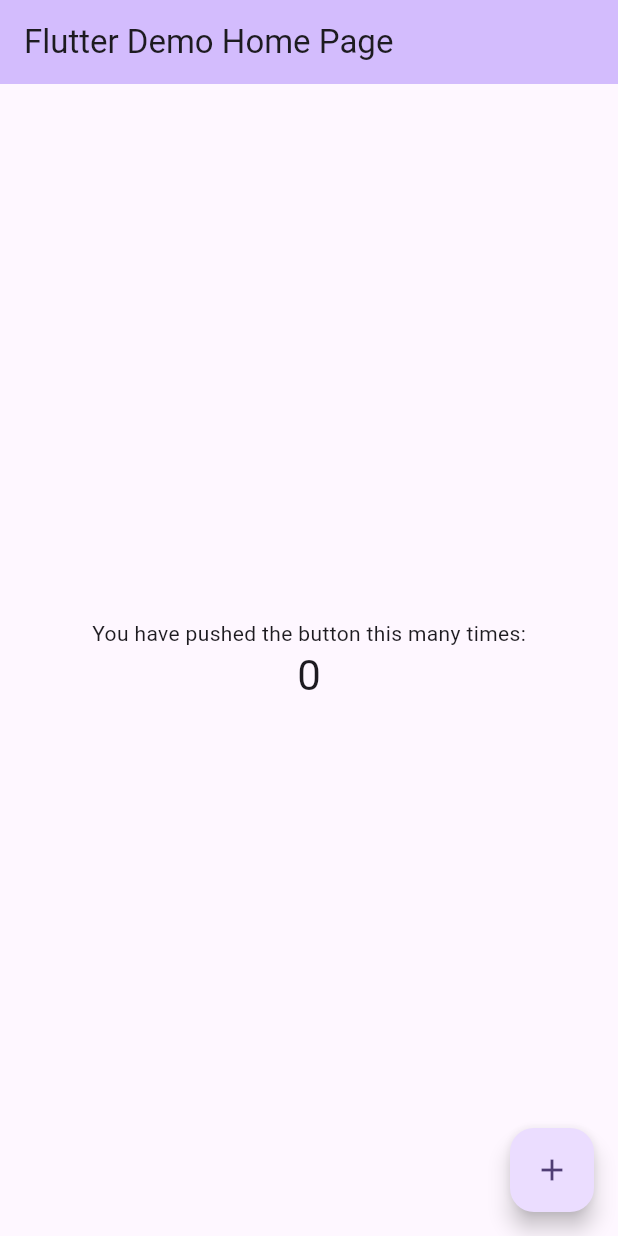
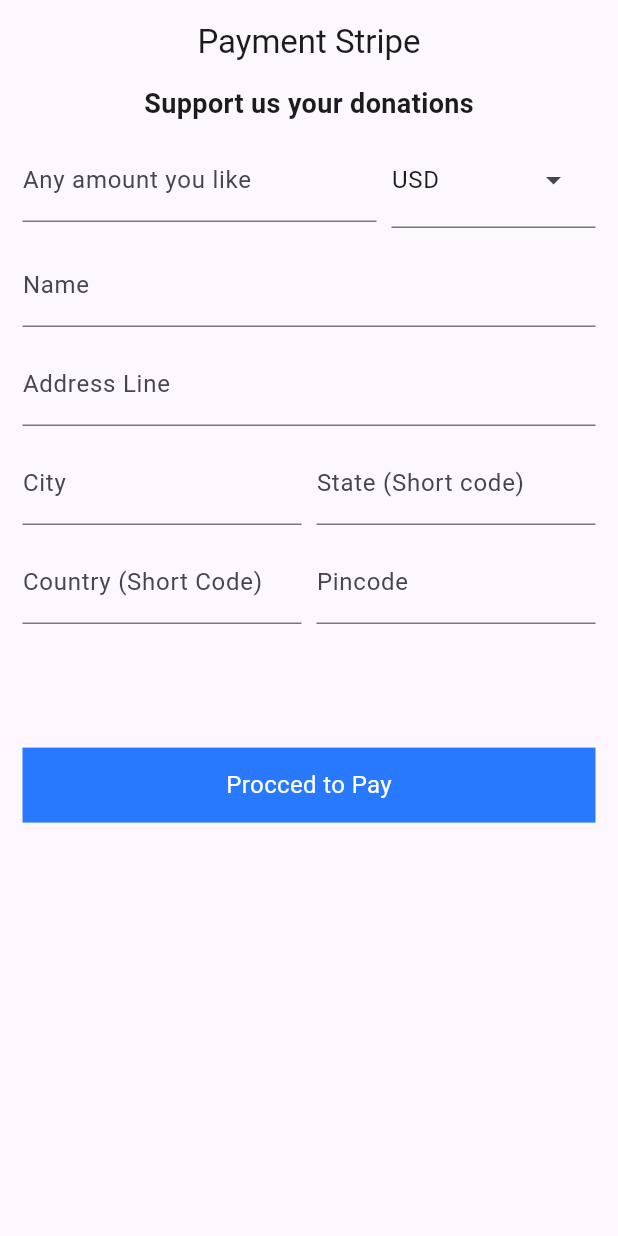
Before and after one commit to pardeepkum/flutter_stripe, a Flutter app: the screen it shows after launch, on a phone screen of 412 x 824 dp. Run offline on Flutter 3.47's test engine with Material 3 defaults, Android fonts, the phone set to English and light mode, and no system bars; our stand-ins replace flutter_dotenv, get; missing offline and left inert: flutter_stripe.

Commit message:
"payment testing api "

```diff
--- /dev/null
+++ b/lib/comman_Textfield.dart
@@ -0,0 +1,36 @@
+import 'package:flutter/material.dart';
+
+class CommonTextfield extends StatefulWidget {
+  final String title, hint;
+  final bool? isNumber;
+  final TextEditingController controller;
+  final Key formkey;
+
+
+  const CommonTextfield(
+      {super.key,
+      required this.title,
+      required this.hint,
+      this.isNumber,
+      required this.controller,
+      required this.formkey});
+
+  @override
+  State<CommonTextfield> createState() => _CommonTextfieldState();
+}
+
+class _CommonTextfieldState extends State<CommonTextfield> {
+  @override
+  Widget build(BuildContext context) {
+    return Form(
+      key: widget.formkey,
+      child: TextFormField(keyboardType: widget.isNumber == null
+          ? TextInputType.text
+          : TextInputType.number,
+        decoration: InputDecoration(label: Text(widget.title),hintText: widget.hint),
+        validator: (value) => value!.isEmpty ? "Cannot be empty" : null,
+        controller: widget.controller,
+      ),
+    );
+  }
+}
--- /dev/null
+++ b/lib/home_controller.dart
@@ -0,0 +1,78 @@
+import 'package:flutter/cupertino.dart';
+import 'package:flutter/material.dart';
+import 'package:flutter_stripe/flutter_stripe.dart';
+import 'package:get/get.dart';
+import 'package:stripe_app/payment_screen.dart';
+
+class HomeController extends GetxController{
+  final TextEditingController amount = TextEditingController();
+  final TextEditingController name = TextEditingController();
+  final TextEditingController address = TextEditingController();
+  final TextEditingController city = TextEditingController();
+  final TextEditingController state = TextEditingController();
+  final TextEditingController country = TextEditingController();
+  final TextEditingController pinCode = TextEditingController();
+
+  final formKey = GlobalKey<FormState>();
+  final formKey1 = GlobalKey<FormState>();
+  final formKey2 = GlobalKey<FormState>();
+  final formKey3 = GlobalKey<FormState>();
+  final formKey4 = GlobalKey<FormState>();
+  final formKey5 = GlobalKey<FormState>();
+  final formKey6 = GlobalKey<FormState>();
+
+  List<String> currencyList = <String>[
+    'USD',
+    'INR',
+    'EUR',
+    'JPY',
+    'GBP',
+    'AED'
+  ];
+  RxString selectedCurrency = 'USD'.obs;
+
+  RxBool hasDonated = false.obs;
+
+  BuildContext? get context => null;
+
+
+  Future<void> initPaymentSheet() async {
+    try {
+      // 1. create payment intent on the client side by calling stripe api
+      final data = await createPaymentIntent(
+        // convert string to double
+          amount: (int.parse(amount.text)*100).toString(),
+          currency: selectedCurrency.toString(),
+          name: name.text,
+          address: address.text,
+          pin: pinCode.text,
+          city: city.text,
+          state: state.text,
+          country: country.text);
+
+
+      // 2. initialize the payment sheet
+      await Stripe.instance.initPaymentSheet(
+        paymentSheetParameters: SetupPaymentSheetParameters(
+          // Set to true for custom flow
+          customFlow: false,
+          // Main params
+          merchantDisplayName: 'Test Merchant',
+          paymentIntentClientSecret: data['client_secret'],
+          // Customer keys
+          customerEphemeralKeySecret: data['ephemeralKey'],
+          customerId: data['id'],
+
+          style: ThemeMode.dark,
+        ),
+      );
+    } catch (e) {
+      ScaffoldMessenger.of(context!).showSnackBar(
+        SnackBar(content: Text('Error: $e')),
+      );
+      rethrow;
+    }
+  }
+
+
+}
--- /dev/null
+++ b/lib/home_screen.dart
@@ -0,0 +1,250 @@
+import 'package:flutter/cupertino.dart';
+import 'package:flutter/material.dart';
+import 'package:flutter_stripe/flutter_stripe.dart';
+import 'package:get/get.dart';
+import 'package:stripe_app/comman_Textfield.dart';
+import 'package:stripe_app/home_controller.dart';
+
+class HomeScreen extends StatelessWidget {
+  HomeScreen({super.key});
+  final controller = Get.put(HomeController());
+
+  @override
+  Widget build(BuildContext context) {
+    return Scaffold(
+      appBar: AppBar(
+        title: const Text('Payment Stripe'),
+        centerTitle: true,
+      ),
+      body: controller.hasDonated.value
+          ? Padding(
+              padding: const EdgeInsets.all(8.0),
+              child: Column(
+                crossAxisAlignment: CrossAxisAlignment.start,
+                children: [
+                  Text(
+                    "Thanks for your ${controller.amount.text} ${controller.selectedCurrency} donation",
+                    style: const TextStyle(
+                        fontSize: 28, fontWeight: FontWeight.bold),
+                  ),
+                  const SizedBox(
+                    height: 6,
+                  ),
+                  const Text(
+                    "We appreciate your support",
+                    style: TextStyle(
+                      fontSize: 18,
+                    ),
+                  ),
+                  const SizedBox(
+                    height: 16,
+                  ),
+                  SizedBox(
+                    height: 50,
+                    width: double.infinity,
+                    child: Obx(
+                        ()=> ElevatedButton(
+                        style: ElevatedButton.styleFrom(
+                            backgroundColor: Colors.blueAccent.shade400),
+                        child: const Text(
+                          "Donate again",
+                          style: TextStyle(
+                              color: Colors.white,
+                              // fontWeight: FontWeight.bold,
+                              fontSize: 16),
+                        ),
+                        onPressed: () {
+                          controller.hasDonated.value = false;
+                          controller.amount.clear();
+                        },
+                      ),
+                    ),
+                  ),
+                ],
+              ),
+            )
+          : Padding(
+              padding: const EdgeInsets.symmetric(horizontal: 15),
+              child: Column(
+                children: [
+                  const Text(
+                    "Support us your donations",
+                    style: TextStyle(fontSize: 18, fontWeight: FontWeight.w600),
+                  ),
+                  const SizedBox(
+                    height: 6,
+                  ),
+                  Row(
+                    children: [
+                      Expanded(
+                        flex: 5,
+                        child: CommonTextfield(
+                            title: 'Any amount you like',
+                            hint: 'Donation Amount',
+                            isNumber: true,
+                            controller: controller.amount,
+                            formkey: controller.formKey),
+                      ),
+                      const SizedBox(
+                        width: 10,
+                      ),
+                      DropdownMenu<String>(
+                        inputDecorationTheme: InputDecorationTheme(
+                          contentPadding:
+                              const EdgeInsets.symmetric(vertical: 20),
+                          enabledBorder: UnderlineInputBorder(
+                            borderSide: BorderSide(
+                              color: Colors.grey.shade600,
+                            ),
+                          ),
+                        ),
+                        initialSelection: controller.currencyList.first,
+                        onSelected: (String? value) {
+                          controller.selectedCurrency.value = value!;
+                        },
+                        dropdownMenuEntries: controller.currencyList
+                            .map<DropdownMenuEntry<String>>((String value) {
+                          return DropdownMenuEntry<String>(
+                            label: value,
+                            value: value,
+                          );
+                        }).toList(),
+                      )
+                    ],
+                  ),
+                  const SizedBox(
+                    height: 10,
+                  ),
+                  CommonTextfield(
+                    formkey: controller.formKey1,
+                    title: "Name",
+                    hint: "Ex. John Doe",
+                    controller: controller.name,
+                  ),
+                  const SizedBox(
+                    height: 10,
+                  ),
+                  CommonTextfield(
+                    formkey: controller.formKey2,
+                    title: "Address Line",
+                    hint: "Ex. 123 Main St",
+                    controller: controller.address,
+                  ),
+                  const SizedBox(
+                    height: 10,
+                  ),
+                  Row(
+                    children: [
+                      Expanded(
+                          flex: 5,
+                          child: CommonTextfield(
+                            formkey: controller.formKey3,
+                            title: "City",
+                            hint: "Ex. New Delhi",
+                            controller: controller.city,
+                          )),
+                      const SizedBox(
+                        width: 10,
+                      ),
+                      Expanded(
+                          flex: 5,
+                          child: CommonTextfield(
+                            formkey: controller.formKey4,
+                            title: "State (Short code)",
+                            hint: "Ex. DL for Delhi",
+                            controller: controller.state,
+                          )),
+                    ],
+                  ),
+                  const SizedBox(
+                    height: 10,
+                  ),
+                  Row(
+                    children: [
+                      Expanded(
+                          flex: 5,
+                          child: CommonTextfield(
+                            formkey: controller.formKey5,
+                            title: "Country (Short Code)",
+                            hint: "Ex. IN for India",
+                            controller: controller.country,
+                          )),
+                      const SizedBox(
+                        width: 10,
+                      ),
+                      Expanded(
+                          flex: 5,
+                          child: CommonTextfield(
+                            formkey: controller.formKey6,
+                            title: "Pincode",
+                            hint: "Ex. 123456",
+                            controller: controller.pinCode,
+                            isNumber: true,
+                          )),
+                    ],
+                  ),
+                  SizedBox(
+                    height: MediaQuery.of(context).size.height * .1,
+                  ),
+                  SizedBox(
+                    height: 50,
+                    width: double.infinity,
+                    child: GestureDetector(
+                      onTap: () async {
+                        if (controller.formKey.currentState!.validate() &&
+                            controller.formKey1.currentState!.validate() &&
+                            controller.formKey2.currentState!.validate() &&
+                            controller.formKey3.currentState!.validate() &&
+                            controller.formKey4.currentState!.validate() &&
+                            controller.formKey5.currentState!.validate() &&
+                            controller.formKey6.currentState!.validate()) {
+                          await controller.initPaymentSheet();
+                          try {
+                            await Stripe.instance.presentPaymentSheet();
+                            ScaffoldMessenger.of(context)
+                                .showSnackBar(const SnackBar(
+                              content: Text(
+                                "Payment Done",
+                                style: TextStyle(color: Colors.white),
+                              ),
+                              backgroundColor: Colors.green,
+                            ));
+                            controller.hasDonated.value = true;
+                            controller.name.clear();
+                            controller.address.clear();
+                            controller.city.clear();
+                            controller.state.clear();
+                            controller.country.clear();
+                            controller.pinCode.clear();
+                          } catch (e) {
+                            print("payment sheet failed");
+                            ScaffoldMessenger.of(context)
+                                .showSnackBar(const SnackBar(
+                              content: Text(
+                                "Payment Failed",
+                                style: TextStyle(color: Colors.white),
+                              ),
+                              backgroundColor: Colors.redAccent,
+                            ));
+                          }
+                        }
+                      },
+                      child: Container(
+                        alignment: Alignment.center,
+                        color: Colors.blueAccent.shade400,
+                        child: const Text(
+                          "Procced to Pay",
+                          style: TextStyle(
+                            color: Colors.white,
+                            fontSize: 16,
+                          ),
+                        ),
+                      ),
+                    ),
+                  )
+                ],
+              ),
+            ),
+    );
+  }
+}
--- a/lib/main.dart
+++ b/lib/main.dart
@@ -1,6 +1,13 @@
 import 'package:flutter/material.dart';
+import 'package:flutter_dotenv/flutter_dotenv.dart';
+import 'package:flutter_stripe/flutter_stripe.dart';
+import 'package:stripe_app/home_screen.dart';
 
-void main() {
+void main()async {
+  WidgetsFlutterBinding.ensureInitialized();
+  await dotenv.load(fileName: ".env");
+  Stripe.publishableKey = dotenv.env["STRIPE_PUBLISH_KEY"]!;
+  await Stripe.instance.applySettings();
   runApp(const MyApp());
 }
 
@@ -13,68 +20,12 @@ class MyApp extends StatelessWidget {
   Widget build(BuildContext context) {
     return MaterialApp(
       title: 'Flutter Demo',
+      debugShowCheckedModeBanner: false,
       theme: ThemeData(
-
         colorScheme: ColorScheme.fromSeed(seedColor: Colors.deepPurple),
         useMaterial3: true,
       ),
-      home: const MyHomePage(title: 'Flutter Demo Home Page'),
+      home:   HomeScreen()
     );
   }
 }
-
-class MyHomePage extends StatefulWidget {
-  const MyHomePage({super.key, required this.title});
-
-
-
-  final String title;
-
-  @override
-  State<MyHomePage> createState() => _MyHomePageState();
-}
-
-class _MyHomePageState extends State<MyHomePage> {
-  int _counter = 0;
-
-  void _incrementCounter() {
-    setState(() {
-
-      _counter++;
-    });
-  }
-
-  @override
-  Widget build(BuildContext context) {
-
-    return Scaffold(
-      appBar: AppBar(
-
-        backgroundColor: Theme.of(context).colorScheme.inversePrimary,
-
-        title: Text(widget.title),
-      ),
-      body: Center(
-
-        child: Column(
-
-          mainAxisAlignment: MainAxisAlignment.center,
-          children: <Widget>[
-            const Text(
-              'You have pushed the button this many times:',
-            ),
-            Text(
-              '$_counter',
-              style: Theme.of(context).textTheme.headlineMedium,
-            ),
-          ],
-        ),
-      ),
-      floatingActionButton: FloatingActionButton(
-        onPressed: _incrementCounter,
-        tooltip: 'Increment',
-        child: const Icon(Icons.add),
-      ), // This trailing comma makes auto-formatting nicer for build methods.
-    );
-  }
-}
--- /dev/null
+++ b/lib/payment_screen.dart
@@ -0,0 +1,48 @@
+import 'dart:convert';
+
+import 'package:flutter_dotenv/flutter_dotenv.dart';
+import  'package:http/http.dart' as http;
+
+Future createPaymentIntent({required String name,
+  required String address,
+  required String pin,
+  required String city,
+  required String state,
+  required String country,
+  required String currency,
+  required String amount}) async{
+
+  final url = Uri.parse('https://api.stripe.com/v1/payment_intents');
+  final secretKey=dotenv.env["STRIPE_SECRET_KEY"]!;
+  final body={
+    'amount': amount,
+    'currency': currency.toLowerCase(),
+    'automatic_payment_methods[enabled]': 'true',
+    'description': "Test Donation",
+    'shipping[name]': name,
+    'shipping[address][line1]': address,
+    'shipping[address][postal_code]': pin,
+    'shipping[address][city]': city,
+    'shipping[address][state]': state,
+    'shipping[address][country]': country
+  };
+
+  final response= await http.post(url,
+      headers: {
+        "Authorization": "Bearer $secretKey",
+        'Content-Type': 'application/x-www-form-urlencoded'
+      },
+      body: body
+  );
+
+  print(body);
+
+  if(response.statusCode==200){
+    var json=jsonDecode(response.body);
+    print(json);
+    return json;
+  }
+  else{
+    print("error in calling payment intent");
+  }
+}
```
Also changed, not shown: pubspec.yaml (+6 -1 lines), pubspec.lock, 9 other files.
